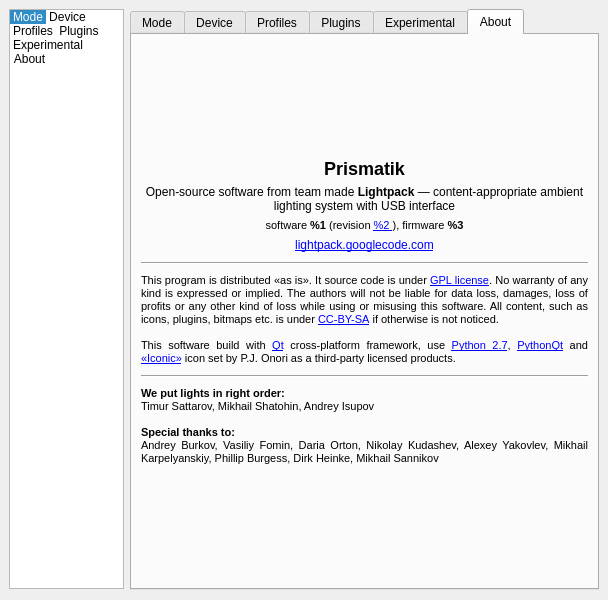
Old version of the form Software/src/SettingsWindow.ui in the repository Atarity/Lightpack.
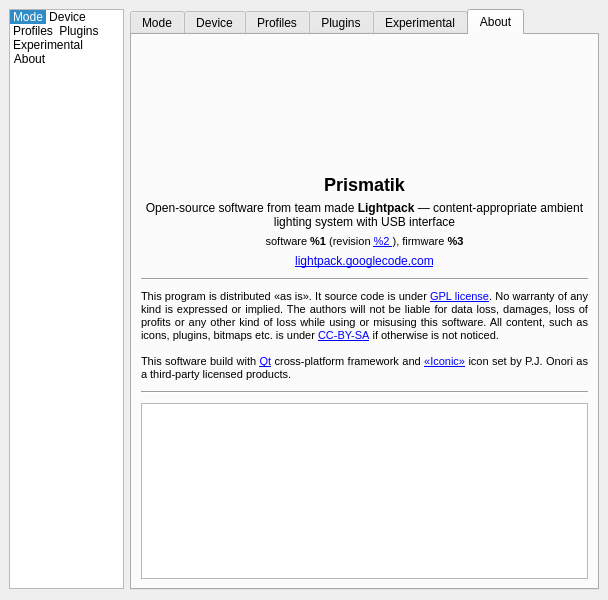
New version of the form. The open tabs and pages were chosen to show the change. Icons and pictures are not drawn. Custom widgets are drawn as their Qt base class.

Commit message: Thanks to backers in About tab

```diff
--- a/Software/src/SettingsWindow.ui
+++ b/Software/src/SettingsWindow.ui
@@ -2606,7 +2606,7 @@
            </font>
           </property>
           <property name="text">
-           <string>This program is distributed &amp;laquo;as is&amp;raquo;. It source code is under &lt;a href=&quot;http://www.gnu.org/licenses/gpl.html&quot;&gt;GPL license&lt;/a&gt;. No warranty of any kind is expressed or implied. The authors will not be liable for data loss, damages, loss of profits or any other kind of loss while using or misusing this software. All content, such as icons, plugins, bitmaps etc. is under &lt;a href=&quot;http://creativecommons.org/licenses/by-sa/3.0/&quot;&gt;CC-BY-SA&lt;/a&gt; if otherwise is not noticed. &lt;br /&gt;&lt;br /&gt;This software build with &lt;a href=&quot;http://qt-project.org/&quot;&gt;Qt&lt;/a&gt; cross-platform framework, use &lt;a href=&quot;http://python.org/&quot;&gt;Python 2.7&lt;/a&gt;, &lt;a href=&quot;http://pythonqt.sourceforge.net/&quot;&gt;PythonQt&lt;/a&gt; and &lt;a href=&quot;http://somerandomdude.com/work/iconic/&quot;&gt;&amp;laquo;Iconic&amp;raquo;&lt;/a&gt; icon set by P.J. Onori as a third-party licensed products.</string>
+           <string>This program is distributed &amp;laquo;as is&amp;raquo;. It source code is under &lt;a href=&quot;http://www.gnu.org/licenses/gpl.html&quot;&gt;GPL license&lt;/a&gt;. No warranty of any kind is expressed or implied. The authors will not be liable for data loss, damages, loss of profits or any other kind of loss while using or misusing this software. All content, such as icons, plugins, bitmaps etc. is under &lt;a href=&quot;http://creativecommons.org/licenses/by-sa/3.0/&quot;&gt;CC-BY-SA&lt;/a&gt; if otherwise is not noticed. &lt;br /&gt;&lt;br /&gt;This software build with &lt;a href=&quot;http://qt-project.org/&quot;&gt;Qt&lt;/a&gt; cross-platform framework and &lt;a href=&quot;http://somerandomdude.com/work/iconic/&quot;&gt;&amp;laquo;Iconic&amp;raquo;&lt;/a&gt; icon set by P.J. Onori as a third-party licensed products.</string>
           </property>
           <property name="textFormat">
            <enum>Qt::AutoText</enum>
@@ -2642,70 +2642,22 @@
          </widget>
         </item>
         <item>
-         <widget class="QLabel" name="label_7">
+         <widget class="QTextBrowser" name="textBrowser">
           <property name="sizePolicy">
-           <sizepolicy hsizetype="Minimum" vsizetype="Preferred">
+           <sizepolicy hsizetype="Expanding" vsizetype="Expanding">
             <horstretch>0</horstretch>
             <verstretch>0</verstretch>
            </sizepolicy>
           </property>
-          <property name="minimumSize">
-           <size>
-            <width>0</width>
-            <height>0</height>
-           </size>
+          <property name="html">
+           <string>&lt;!DOCTYPE HTML PUBLIC &quot;-//W3C//DTD HTML 4.0//EN&quot; &quot;http://www.w3.org/TR/REC-html40/strict.dtd&quot;&gt;
+&lt;html&gt;&lt;head&gt;&lt;meta name=&quot;qrichtext&quot; content=&quot;1&quot; /&gt;&lt;style type=&quot;text/css&quot;&gt;
+p, li { white-space: pre-wrap; }
+&lt;/style&gt;&lt;/head&gt;&lt;body style=&quot; font-family:'Sans Serif'; font-size:9pt; font-weight:400; font-style:normal;&quot;&gt;
+&lt;p style=&quot;-qt-paragraph-type:empty; margin-top:0px; margin-bottom:0px; margin-left:0px; margin-right:0px; -qt-block-indent:0; text-indent:0px;&quot;&gt;&lt;br /&gt;&lt;/p&gt;&lt;/body&gt;&lt;/html&gt;</string>
           </property>
-          <property name="font">
-           <font>
-            <pointsize>8</pointsize>
-           </font>
-          </property>
-          <property name="text">
-           <string>&lt;b&gt;We put lights in right order:&lt;/b&gt;&lt;br&gt;Timur Sattarov, Mikhail Shatohin, Andrey Isupov&lt;br&gt;&lt;br&gt;&lt;b&gt;Special thanks to:&lt;/b&gt;&lt;br&gt; Andrey Burkov, Vasiliy Fomin, Daria Orton, Nikolay Kudashev, Alexey Yakovlev, Mikhail Karpelyanskiy, Phillip Burgess, Dirk Heinke, Mikhail Sannikov</string>
-          </property>
-          <property name="alignment">
-           <set>Qt::AlignJustify|Qt::AlignVCenter</set>
-          </property>
-          <property name="wordWrap">
-           <bool>true</bool>
-          </property>
          </widget>
         </item>
-        <item>
-         <widget class="QLabel" name="label_13">
-          <property name="minimumSize">
-           <size>
-            <width>0</width>
-            <height>100</height>
-           </size>
-          </property>
-          <property name="text">
-           <string notr="true">&lt;a href=&quot;https://www.paypal.com/cgi-bin/webscr?cmd=_donations&amp;business=W6VQABKTGW6F4&amp;lc=US&amp;item_name=Yes,%20we%20like%20your%20products%20and%20would%20like%20to%20make%20it%20better!&amp;currency_code=USD&amp;bn=PP-DonationsBF:btn_donateCC_LG.gif:NonHosted&quot;&gt;&lt;img src=&quot;:/icons/donate.png&quot;&gt;&lt;/a&gt;</string>
-          </property>
-          <property name="textFormat">
-           <enum>Qt::RichText</enum>
-          </property>
-          <property name="alignment">
-           <set>Qt::AlignCenter</set>
-          </property>
-          <property name="openExternalLinks">
-           <bool>true</bool>
-          </property>
-         </widget>
-        </item>
-        <item>
-         <spacer name="verticalSpacer_12">
-          <property name="orientation">
-           <enum>Qt::Vertical</enum>
-          </property>
-          <property name="sizeHint" stdset="0">
-           <size>
-            <width>20</width>
-            <height>40</height>
-           </size>
-          </property>
-         </spacer>
-        </item>
        </layout>
       </widget>
      </widget>
```
Left out of the diff: 2 changed lines with no effect on the pictures. The commit also changes 7 other files.
